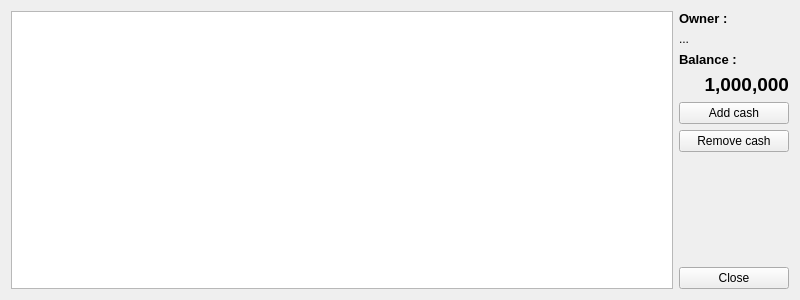
This is client/dlgcassa.ui in tbikfalvi/Belenus as Qt 5 draws it before an edit. The edited form follows.
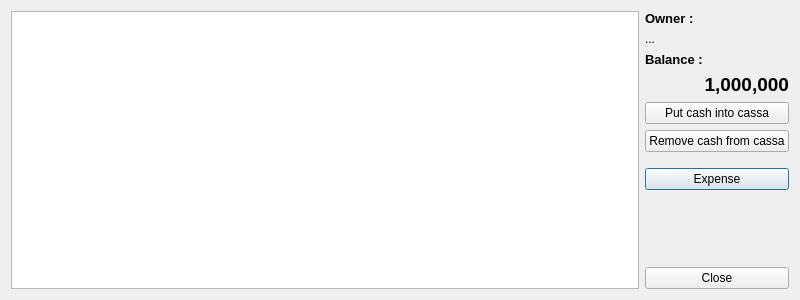
This is the edited form.

What changed in the file:
```diff
--- a/client/dlgcassa.ui
+++ b/client/dlgcassa.ui
@@ -120,7 +120,7 @@
         </size>
        </property>
        <property name="text">
-        <string>Add cash</string>
+        <string>Put cash into cassa</string>
        </property>
        <property name="iconSize">
         <size>
@@ -142,7 +142,7 @@
         </size>
        </property>
        <property name="text">
-        <string>Remove cash</string>
+        <string>Remove cash from cassa</string>
        </property>
        <property name="iconSize">
         <size>
@@ -155,6 +155,35 @@
        </property>
       </widget>
      </item>
+     <item>
+      <spacer name="verticalSpacer_2">
+       <property name="orientation">
+        <enum>Qt::Vertical</enum>
+       </property>
+       <property name="sizeType">
+        <enum>QSizePolicy::Fixed</enum>
+       </property>
+       <property name="sizeHint" stdset="0">
+        <size>
+         <width>20</width>
+         <height>10</height>
+        </size>
+       </property>
+      </spacer>
+     </item>
+     <item>
+      <widget class="QPushButton" name="pbExpense">
+       <property name="text">
+        <string>Expense</string>
+       </property>
+       <property name="iconSize">
+        <size>
+         <width>20</width>
+         <height>20</height>
+        </size>
+       </property>
+      </widget>
+     </item>
      <item>
       <spacer name="verticalSpacer">
        <property name="orientation">
```
